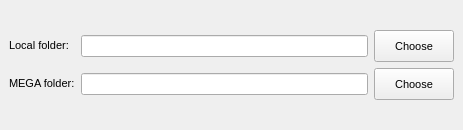
Old version of the form src/MEGASync/gui/linux/FolderBinder.ui in the repository meganz/MEGAsync.
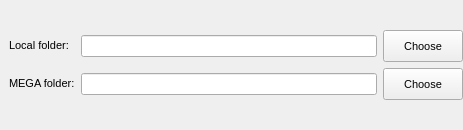
New version of the form.

```diff
--- a/src/MEGASync/gui/linux/FolderBinder.ui
+++ b/src/MEGASync/gui/linux/FolderBinder.ui
@@ -78,7 +78,7 @@
        <number>9</number>
       </property>
       <property name="rightMargin">
-       <number>9</number>
+       <number>0</number>
       </property>
       <property name="bottomMargin">
        <number>9</number>
```
